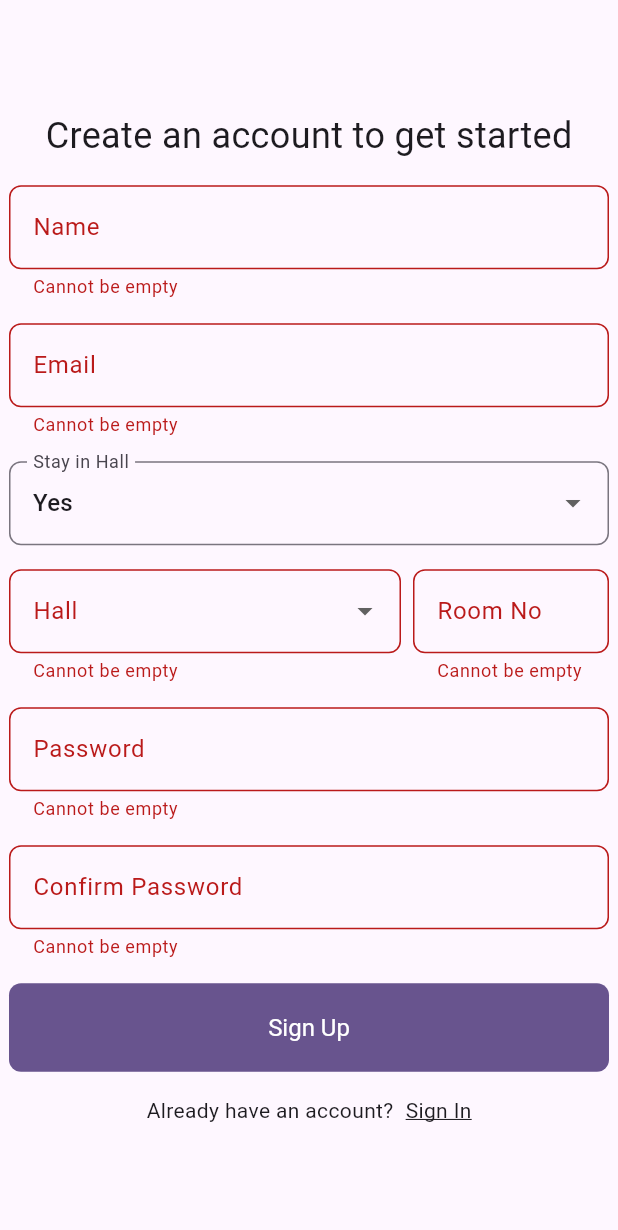
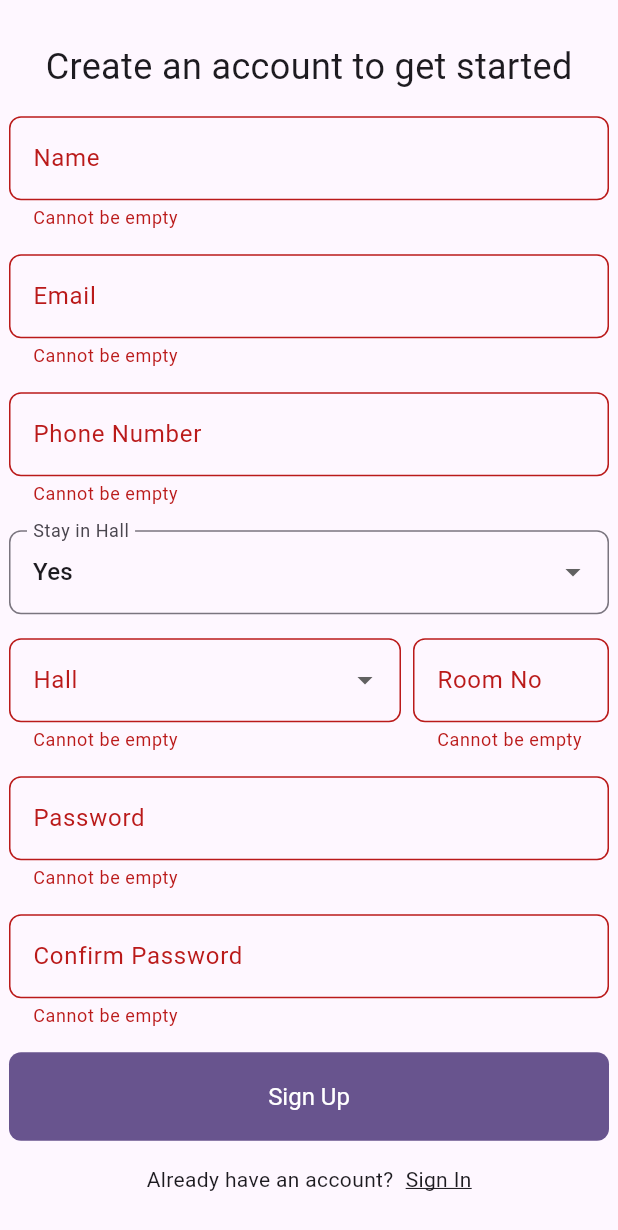
Before and after one commit to roundspecs/grontho_kutir, a Flutter app: the screen it shows after launch, after a tap on "Sign Up", on a phone screen of 412 x 824 dp. Shown: the top 1230 px of the screen. Run offline on Flutter 3.47's test engine with Material 3 defaults, Android fonts, the phone set to English and light mode, and no system bars; our stand-ins replace flutter_bloc, fpdart, get_it, supabase_flutter; accounts and stored records are empty.

Commit message:
feat: add phone number field to sign up process and implement validation

```diff
--- /dev/null
+++ b/lib/core/validators/phone_number_validator.dart
@@ -0,0 +1,9 @@
+String? phoneNumberValidator(String? phoneNumber) {
+  if (phoneNumber == null || phoneNumber.isEmpty) {
+    return 'Cannot be empty';
+  }
+  if (phoneNumber.length != 8) {
+    return 'Invalid phone number';
+  }
+  return null;
+}
--- a/lib/features/auth/data/datasource/auth_remote_data_source.dart
+++ b/lib/features/auth/data/datasource/auth_remote_data_source.dart
@@ -12,6 +12,7 @@ abstract interface class AuthRemoteDataSource {
     required String hallName,
     required String roomNumber,
     required String email,
+    required String phoneNumber,
     required String password,
   });
 }
@@ -34,13 +35,19 @@ class AuthRemoteDataSourceImpl implements AuthRemoteDataSource {
     required String hallName,
     required String roomNumber,
     required String email,
+    required String phoneNumber,
     required String password,
   }) async {
     try {
       final response = await supabaseClient.auth.signUp(
         email: email,
         password: password,
-        data: {"name": name, "hall_name": hallName, "room_number": roomNumber},
+        data: {
+          "name": name,
+          "hall_name": hallName,
+          "room_number": roomNumber,
+          "phone_number": phoneNumber,
+        },
       );
       if (response.user == null) {
         throw ServerException("Failed to sign up");
--- a/lib/features/auth/data/repository/auth_repository_impl.dart
+++ b/lib/features/auth/data/repository/auth_repository_impl.dart
@@ -19,6 +19,7 @@ class AuthRepositoryImpl implements AuthRepository {
     required String hallName,
     required String roomNumber,
     required String email,
+    required String phoneNumber,
     required String password,
   }) async {
     try {
@@ -27,6 +28,7 @@ class AuthRepositoryImpl implements AuthRepository {
         hallName: hallName,
         roomNumber: roomNumber,
         email: email,
+        phoneNumber: phoneNumber,
         password: password,
       );
       return Right(response);
--- a/lib/features/auth/domain/repository/auth_repository.dart
+++ b/lib/features/auth/domain/repository/auth_repository.dart
@@ -12,6 +12,7 @@ abstract interface class AuthRepository {
     required String hallName,
     required String roomNumber,
     required String email,
+    required String phoneNumber,
     required String password,
   });
 }
--- a/lib/features/auth/domain/usecases/sign_up_usecase.dart
+++ b/lib/features/auth/domain/usecases/sign_up_usecase.dart
@@ -11,6 +11,7 @@ class SignUpUsecase implements Usecase<String, SignUpParams> {
       hallName: params.hallName,
       roomNumber: params.roomNumber,
       email: params.email,
+      phoneNumber: params.phoneNumber,
       password: params.password,
     );
   }
@@ -21,6 +22,7 @@ class SignUpParams {
   final String hallName;
   final String roomNumber;
   final String email;
+  final String phoneNumber;
   final String password;
 
   SignUpParams({
@@ -28,6 +30,7 @@ class SignUpParams {
     required this.hallName,
     required this.roomNumber,
     required this.email,
+    required this.phoneNumber,
     required this.password,
   });
 }
--- a/lib/features/auth/presentation/bloc/auth_bloc.dart
+++ b/lib/features/auth/presentation/bloc/auth_bloc.dart
@@ -16,6 +16,7 @@ class AuthBloc extends Bloc<AuthEvent, AuthState> {
         hallName: event.hallName,
         roomNumber: event.roomNumber,
         email: event.email,
+        phoneNumber: event.phoneNumber,
         password: event.password,
       ));
       response.fold(
--- a/lib/features/auth/presentation/bloc/auth_event.dart
+++ b/lib/features/auth/presentation/bloc/auth_event.dart
@@ -8,6 +8,7 @@ class AuthSignUpWithEmailAndPassword extends AuthEvent {
   final String hallName;
   final String roomNumber;
   final String email;
+  final String phoneNumber;
   final String password;
 
   AuthSignUpWithEmailAndPassword({
@@ -15,6 +16,7 @@ class AuthSignUpWithEmailAndPassword extends AuthEvent {
     required this.hallName,
     required this.roomNumber,
     required this.email,
+    required this.phoneNumber,
     required this.password,
   });
 }
--- a/lib/features/auth/presentation/pages/sign_up_page.dart
+++ b/lib/features/auth/presentation/pages/sign_up_page.dart
@@ -1,5 +1,6 @@
 import 'package:flutter/material.dart';
 import 'package:flutter_bloc/flutter_bloc.dart';
+import 'package:grontho_kutir/core/validators/phone_number_validator.dart';
 import 'package:grontho_kutir/grontho_kutir.dart';
 
 class SignUpPage extends StatefulWidget {
@@ -14,6 +15,7 @@ class _SignUpPageState extends State<SignUpPage> {
   final _formKey = GlobalKey<FormState>();
   final _nameController = TextEditingController();
   final _idController = TextEditingController();
+  final _phoneNumberController = TextEditingController();
   final _passwordController = TextEditingController();
   final _confirmPasswordController = TextEditingController();
   final _hallNameController = TextEditingController();
@@ -41,133 +43,28 @@ class _SignUpPageState extends State<SignUpPage> {
                   spacing: 16,
                   crossAxisAlignment: CrossAxisAlignment.stretch,
                   children: [
-                    TextFormField(
-                      controller: _nameController,
-                      decoration: const InputDecoration(
-                        labelText: 'Name',
-                      ),
-                      validator: nameValidator,
-                    ),
-                    TextFormField(
-                      controller: _idController,
-                      decoration: const InputDecoration(
-                        labelText: 'Email',
-                        prefixText: "u",
-                        suffixText: "@student.cuet.ac.bd",
-                      ),
-                      validator: idValidator,
-                      keyboardType: TextInputType.number,
-                    ),
-                    DropdownButtonFormField<bool>(
-                      value: stayInHall,
-                      decoration: const InputDecoration(
-                        labelText: 'Stay in Hall',
-                      ),
-                      items: const [
-                        DropdownMenuItem(
-                          value: true,
-                          child: Text('Yes'),
-                        ),
-                        DropdownMenuItem(
-                          value: false,
-                          child: Text('No'),
-                        ),
-                      ],
-                      onChanged: (value) {
-                        setState(() {
-                          stayInHall = value!;
-                        });
-                      },
-                    ),
+                    _nameTextField(),
+                    _emailTextField(),
+                    _phoneNumberTextField(),
+                    _stayInHallDropdown(),
                     if (stayInHall) ...[
                       Row(
                         spacing: 8,
                         children: [
                           Expanded(
                             flex: 2,
-                            child: DropdownButtonFormField<String>(
-                              isExpanded: true,
-                              decoration: const InputDecoration(
-                                labelText: 'Hall',
-                              ),
-                              items: const [
-                                DropdownMenuItem(
-                                  value: 'Qudrat-e-Khuda Hall',
-                                  child: Text('Qudrat-e-Khuda Hall'),
-                                ),
-                                DropdownMenuItem(
-                                  value: 'Tareq Huda Hall',
-                                  child: Text('Tareq Huda Hall'),
-                                ),
-                                DropdownMenuItem(
-                                  value: 'Shah Hall',
-                                  child: Text('Shah Hall'),
-                                ),
-                                DropdownMenuItem(
-                                  value: 'Abu Sayed Hall',
-                                  child: Text('Abu Sayed Hall'),
-                                ),
-                                DropdownMenuItem(
-                                  value: 'Titumir Hall',
-                                  child: Text('Titumir Hall'),
-                                ),
-                              ],
-                              onChanged: (value) {
-                                _hallNameController.text = value!;
-                              },
-                              validator: stayInHall ? hallNameValidator : null,
-                            ),
+                            child: _hallDropdown(),
                           ),
                           Expanded(
                             flex: 1,
-                            child: TextFormField(
-                              controller: _roomNumberController,
-                              decoration: const InputDecoration(
-                                labelText: 'Room No',
-                              ),
-                              validator:
-                                  stayInHall ? roomNumberValidator : null,
-                              keyboardType: TextInputType.number,
-                            ),
+                            child: _roomNumberTextField(),
                           ),
                         ],
                       ),
                     ],
-                    TextFormField(
-                      controller: _passwordController,
-                      obscureText: true,
-                      decoration: const InputDecoration(
-                        labelText: 'Password',
-                      ),
-                      validator: passwordValidator,
-                    ),
-                    TextFormField(
-                      controller: _confirmPasswordController,
-                      obscureText: true,
-                      decoration: const InputDecoration(
-                        labelText: 'Confirm Password',
-                      ),
-                      validator: (value) => confirmPasswordValidator(
-                        _passwordController.text,
-                        value,
-                      ),
-                    ),
-                    FilledButton(
-                      onPressed: () {
-                        if (_formKey.currentState!.validate()) {
-                          context.read<AuthBloc>().add(
-                                AuthSignUpWithEmailAndPassword(
-                                  name: _nameController.text,
-                                  hallName: _hallNameController.text,
-                                  roomNumber: _roomNumberController.text,
-                                  email: idToEmail(_idController.text),
-                                  password: _passwordController.text,
-                                ),
-                              );
-                        }
-                      },
-                      child: Text('Sign Up'),
-                    ),
+                    _passwordTextField(),
+                    _confirmPasswordTextField(),
+                    _signUpButton(context),
                   ],
                 ),
               ),
@@ -194,4 +91,130 @@ class _SignUpPageState extends State<SignUpPage> {
       ),
     );
   }
+
+  FilledButton _signUpButton(BuildContext context) {
+    return FilledButton(
+      onPressed: () {
+        if (_formKey.currentState!.validate()) {
+          context.read<AuthBloc>().add(
+                AuthSignUpWithEmailAndPassword(
+                  name: _nameController.text,
+                  hallName: _hallNameController.text,
+                  roomNumber: _roomNumberController.text,
+                  email: idToEmail(_idController.text),
+                  phoneNumber: "+880${_phoneNumberController.text}",
+                  password: _passwordController.text,
+                ),
+              );
+        }
+      },
+      child: Text('Sign Up'),
+    );
+  }
+
+  TextFormField _confirmPasswordTextField() {
+    return TextFormField(
+      controller: _confirmPasswordController,
+      obscureText: true,
+      decoration: const InputDecoration(labelText: 'Confirm Password'),
+      validator: (value) => confirmPasswordValidator(
+        _passwordController.text,
+        value,
+      ),
+    );
+  }
+
+  TextFormField _passwordTextField() {
+    return TextFormField(
+      controller: _passwordController,
+      obscureText: true,
+      decoration: const InputDecoration(labelText: 'Password'),
+      validator: passwordValidator,
+    );
+  }
+
+  TextFormField _roomNumberTextField() {
+    return TextFormField(
+      controller: _roomNumberController,
+      decoration: const InputDecoration(labelText: 'Room No'),
+      validator: stayInHall ? roomNumberValidator : null,
+      keyboardType: TextInputType.number,
+    );
+  }
+
+  DropdownButtonFormField<String> _hallDropdown() {
+    return DropdownButtonFormField<String>(
+      isExpanded: true,
+      decoration: const InputDecoration(labelText: 'Hall'),
+      items: const [
+        DropdownMenuItem(
+          value: 'Qudrat-e-Khuda Hall',
+          child: Text('Qudrat-e-Khuda Hall')
+        ),
+        DropdownMenuItem(
+          value: 'Tareq Huda Hall',
+          child: Text('Tareq Huda Hall'),
+        ),
+        DropdownMenuItem(
+          value: 'Shah Hall',
+          child: Text('Shah Hall'),
+        ),
+        DropdownMenuItem(
+          value: 'Abu Sayed Hall',
+          child: Text('Abu Sayed Hall'),
+        ),
+        DropdownMenuItem(
+          value: 'Titumir Hall',
+          child: Text('Titumir Hall'),
+        ),
+      ],
+      onChanged: (value) => _hallNameController.text = value!,
+      validator: stayInHall ? hallNameValidator : null,
+    );
+  }
+
+  DropdownButtonFormField<bool> _stayInHallDropdown() {
+    return DropdownButtonFormField<bool>(
+      value: stayInHall,
+      decoration: const InputDecoration(labelText: 'Stay in Hall'),
+      items: const [
+        DropdownMenuItem(value: true, child: Text('Yes')),
+        DropdownMenuItem(value: false, child: Text('No')),
+      ],
+      onChanged: (value) => setState(() => stayInHall = value!),
+    );
+  }
+
+  TextFormField _phoneNumberTextField() {
+    return TextFormField(
+      controller: _phoneNumberController,
+      decoration: const InputDecoration(
+        labelText: 'Phone Number',
+        prefixText: "+880",
+      ),
+      validator: phoneNumberValidator,
+      keyboardType: TextInputType.number,
+    );
+  }
+
+  TextFormField _emailTextField() {
+    return TextFormField(
+      controller: _idController,
+      decoration: const InputDecoration(
+        labelText: 'Email',
+        prefixText: "u",
+        suffixText: "@student.cuet.ac.bd",
+      ),
+      validator: idValidator,
+      keyboardType: TextInputType.number,
+    );
+  }
+
+  TextFormField _nameTextField() {
+    return TextFormField(
+      controller: _nameController,
+      decoration: const InputDecoration(labelText: 'Name'),
+      validator: nameValidator,
+    );
+  }
 }
```
